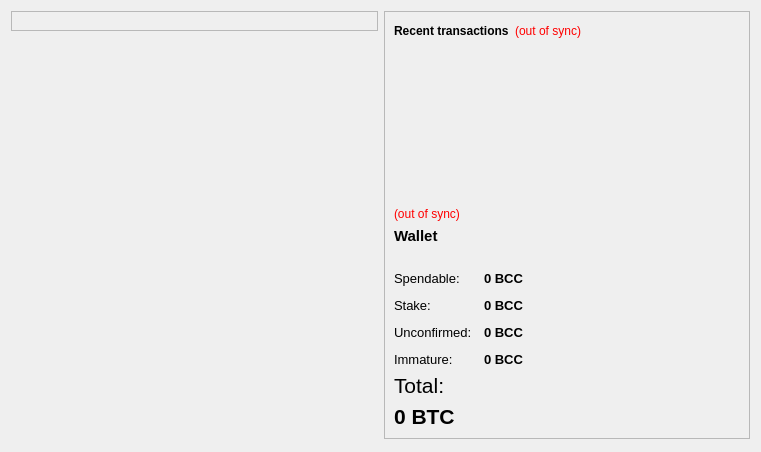
Above: src/qt/forms/overviewpage.ui from owner232/USDEX before the change. Below: the same form after it.
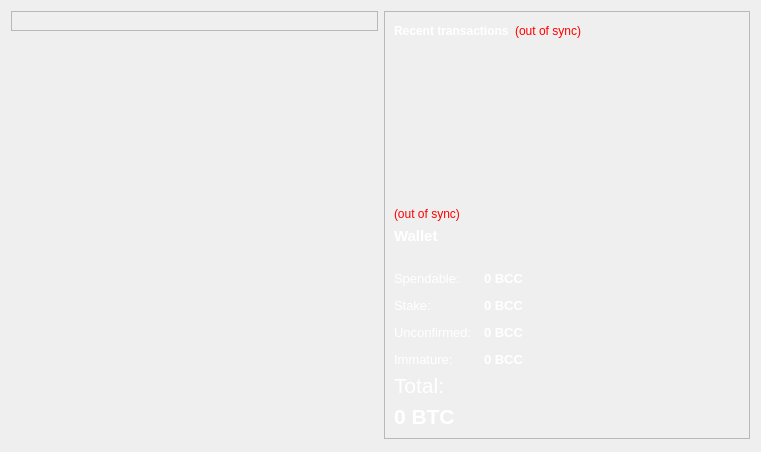
That is the form after the change.

```diff
--- a/src/qt/forms/overviewpage.ui
+++ b/src/qt/forms/overviewpage.ui
@@ -61,6 +61,43 @@
          <layout class="QHBoxLayout" name="horizontalLayout_2">
           <item>
            <widget class="QLabel" name="label_4">
+            <property name="palette">
+             <palette>
+              <active>
+               <colorrole role="WindowText">
+                <brush brushstyle="SolidPattern">
+                 <color alpha="255">
+                  <red>255</red>
+                  <green>255</green>
+                  <blue>255</blue>
+                 </color>
+                </brush>
+               </colorrole>
+              </active>
+              <inactive>
+               <colorrole role="WindowText">
+                <brush brushstyle="SolidPattern">
+                 <color alpha="255">
+                  <red>255</red>
+                  <green>255</green>
+                  <blue>255</blue>
+                 </color>
+                </brush>
+               </colorrole>
+              </inactive>
+              <disabled>
+               <colorrole role="WindowText">
+                <brush brushstyle="SolidPattern">
+                 <color alpha="255">
+                  <red>120</red>
+                  <green>120</green>
+                  <blue>120</blue>
+                 </color>
+                </brush>
+               </colorrole>
+              </disabled>
+             </palette>
+            </property>
             <property name="text">
              <string>&lt;b&gt;Recent transactions&lt;/b&gt;</string>
             </property>
@@ -134,6 +171,43 @@
         </item>
         <item>
          <widget class="QLabel" name="label_5">
+          <property name="palette">
+           <palette>
+            <active>
+             <colorrole role="WindowText">
+              <brush brushstyle="SolidPattern">
+               <color alpha="255">
+                <red>255</red>
+                <green>255</green>
+                <blue>255</blue>
+               </color>
+              </brush>
+             </colorrole>
+            </active>
+            <inactive>
+             <colorrole role="WindowText">
+              <brush brushstyle="SolidPattern">
+               <color alpha="255">
+                <red>255</red>
+                <green>255</green>
+                <blue>255</blue>
+               </color>
+              </brush>
+             </colorrole>
+            </inactive>
+            <disabled>
+             <colorrole role="WindowText">
+              <brush brushstyle="SolidPattern">
+               <color alpha="255">
+                <red>120</red>
+                <green>120</green>
+                <blue>120</blue>
+               </color>
+              </brush>
+             </colorrole>
+            </disabled>
+           </palette>
+          </property>
           <property name="font">
            <font>
             <pointsize>11</pointsize>
@@ -172,6 +246,43 @@
           </property>
           <item row="0" column="0">
            <widget class="QLabel" name="label">
+            <property name="palette">
+             <palette>
+              <active>
+               <colorrole role="WindowText">
+                <brush brushstyle="SolidPattern">
+                 <color alpha="255">
+                  <red>255</red>
+                  <green>255</green>
+                  <blue>255</blue>
+                 </color>
+                </brush>
+               </colorrole>
+              </active>
+              <inactive>
+               <colorrole role="WindowText">
+                <brush brushstyle="SolidPattern">
+                 <color alpha="255">
+                  <red>255</red>
+                  <green>255</green>
+                  <blue>255</blue>
+                 </color>
+                </brush>
+               </colorrole>
+              </inactive>
+              <disabled>
+               <colorrole role="WindowText">
+                <brush brushstyle="SolidPattern">
+                 <color alpha="255">
+                  <red>120</red>
+                  <green>120</green>
+                  <blue>120</blue>
+                 </color>
+                </brush>
+               </colorrole>
+              </disabled>
+             </palette>
+            </property>
             <property name="font">
              <font>
               <pointsize>10</pointsize>
@@ -184,6 +295,43 @@
           </item>
           <item row="0" column="1">
            <widget class="QLabel" name="labelBalance">
+            <property name="palette">
+             <palette>
+              <active>
+               <colorrole role="WindowText">
+                <brush brushstyle="SolidPattern">
+                 <color alpha="255">
+                  <red>255</red>
+                  <green>255</green>
+                  <blue>255</blue>
+                 </color>
+                </brush>
+               </colorrole>
+              </active>
+              <inactive>
+               <colorrole role="WindowText">
+                <brush brushstyle="SolidPattern">
+                 <color alpha="255">
+                  <red>255</red>
+                  <green>255</green>
+                  <blue>255</blue>
+                 </color>
+                </brush>
+               </colorrole>
+              </inactive>
+              <disabled>
+               <colorrole role="WindowText">
+                <brush brushstyle="SolidPattern">
+                 <color alpha="255">
+                  <red>120</red>
+                  <green>120</green>
+                  <blue>120</blue>
+                 </color>
+                </brush>
+               </colorrole>
+              </disabled>
+             </palette>
+            </property>
             <property name="font">
              <font>
               <pointsize>10</pointsize>
@@ -207,6 +355,43 @@
           </item>
           <item row="1" column="0">
            <widget class="QLabel" name="label_6">
+            <property name="palette">
+             <palette>
+              <active>
+               <colorrole role="WindowText">
+                <brush brushstyle="SolidPattern">
+                 <color alpha="255">
+                  <red>255</red>
+                  <green>255</green>
+                  <blue>255</blue>
+                 </color>
+                </brush>
+               </colorrole>
+              </active>
+              <inactive>
+               <colorrole role="WindowText">
+                <brush brushstyle="SolidPattern">
+                 <color alpha="255">
+                  <red>255</red>
+                  <green>255</green>
+                  <blue>255</blue>
+                 </color>
+                </brush>
+               </colorrole>
+              </inactive>
+              <disabled>
+               <colorrole role="WindowText">
+                <brush brushstyle="SolidPattern">
+                 <color alpha="255">
+                  <red>120</red>
+                  <green>120</green>
+                  <blue>120</blue>
+                 </color>
+                </brush>
+               </colorrole>
+              </disabled>
+             </palette>
+            </property>
             <property name="font">
              <font>
               <pointsize>10</pointsize>
@@ -219,6 +404,43 @@
           </item>
           <item row="1" column="1">
            <widget class="QLabel" name="labelStake">
+            <property name="palette">
+             <palette>
+              <active>
+               <colorrole role="WindowText">
+                <brush brushstyle="SolidPattern">
+                 <color alpha="255">
+                  <red>255</red>
+                  <green>255</green>
+                  <blue>255</blue>
+                 </color>
+                </brush>
+               </colorrole>
+              </active>
+              <inactive>
+               <colorrole role="WindowText">
+                <brush brushstyle="SolidPattern">
+                 <color alpha="255">
+                  <red>255</red>
+                  <green>255</green>
+                  <blue>255</blue>
+                 </color>
+                </brush>
+               </colorrole>
+              </inactive>
+              <disabled>
+               <colorrole role="WindowText">
+                <brush brushstyle="SolidPattern">
+                 <color alpha="255">
+                  <red>120</red>
+                  <green>120</green>
+                  <blue>120</blue>
+                 </color>
+                </brush>
+               </colorrole>
+              </disabled>
+             </palette>
+            </property>
             <property name="font">
              <font>
               <pointsize>10</pointsize>
@@ -242,6 +464,43 @@
           </item>
           <item row="2" column="0">
            <widget class="QLabel" name="label_3">
+            <property name="palette">
+             <palette>
+              <active>
+               <colorrole role="WindowText">
+                <brush brushstyle="SolidPattern">
+                 <color alpha="255">
+                  <red>255</red>
+                  <green>255</green>
+                  <blue>255</blue>
+                 </color>
+                </brush>
+               </colorrole>
+              </active>
+              <inactive>
+               <colorrole role="WindowText">
+                <brush brushstyle="SolidPattern">
+                 <color alpha="255">
+                  <red>255</red>
+                  <green>255</green>
+                  <blue>255</blue>
+                 </color>
+                </brush>
+               </colorrole>
+              </inactive>
+              <disabled>
+               <colorrole role="WindowText">
+                <brush brushstyle="SolidPattern">
+                 <color alpha="255">
+                  <red>120</red>
+                  <green>120</green>
+                  <blue>120</blue>
+                 </color>
+                </brush>
+               </colorrole>
+              </disabled>
+             </palette>
+            </property>
             <property name="font">
              <font>
               <pointsize>10</pointsize>
@@ -254,6 +513,43 @@
           </item>
           <item row="2" column="1">
            <widget class="QLabel" name="labelUnconfirmed">
+            <property name="palette">
+             <palette>
+              <active>
+               <colorrole role="WindowText">
+                <brush brushstyle="SolidPattern">
+                 <color alpha="255">
+                  <red>255</red>
+                  <green>255</green>
+                  <blue>255</blue>
+                 </color>
+                </brush>
+               </colorrole>
+              </active>
+              <inactive>
+               <colorrole role="WindowText">
+                <brush brushstyle="SolidPattern">
+                 <color alpha="255">
+                  <red>255</red>
+                  <green>255</green>
+                  <blue>255</blue>
+                 </color>
+                </brush>
+               </colorrole>
+              </inactive>
+              <disabled>
+               <colorrole role="WindowText">
+                <brush brushstyle="SolidPattern">
+                 <color alpha="255">
+                  <red>120</red>
+                  <green>120</green>
+                  <blue>120</blue>
+                 </color>
+                </brush>
+               </colorrole>
+              </disabled>
+             </palette>
+            </property>
             <property name="font">
              <font>
               <pointsize>10</pointsize>
@@ -277,6 +573,43 @@
           </item>
           <item row="3" column="0">
            <widget class="QLabel" name="labelImmatureText">
+            <property name="palette">
+             <palette>
+              <active>
+               <colorrole role="WindowText">
+                <brush brushstyle="SolidPattern">
+                 <color alpha="255">
+                  <red>255</red>
+                  <green>255</green>
+                  <blue>255</blue>
+                 </color>
+                </brush>
+               </colorrole>
+              </active>
+              <inactive>
+               <colorrole role="WindowText">
+                <brush brushstyle="SolidPattern">
+                 <color alpha="255">
+                  <red>255</red>
+                  <green>255</green>
+                  <blue>255</blue>
+                 </color>
+                </brush>
+               </colorrole>
+              </inactive>
+              <disabled>
+               <colorrole role="WindowText">
+                <brush brushstyle="SolidPattern">
+                 <color alpha="255">
+                  <red>120</red>
+                  <green>120</green>
+                  <blue>120</blue>
+                 </color>
+                </brush>
+               </colorrole>
+              </disabled>
+             </palette>
+            </property>
             <property name="font">
              <font>
               <pointsize>10</pointsize>
@@ -289,6 +622,43 @@
           </item>
           <item row="3" column="1">
            <widget class="QLabel" name="labelImmature">
+            <property name="palette">
+             <palette>
+              <active>
+               <colorrole role="WindowText">
+                <brush brushstyle="SolidPattern">
+                 <color alpha="255">
+                  <red>255</red>
+                  <green>255</green>
+                  <blue>255</blue>
+                 </color>
+                </brush>
+               </colorrole>
+              </active>
+              <inactive>
+               <colorrole role="WindowText">
+                <brush brushstyle="SolidPattern">
+                 <color alpha="255">
+                  <red>255</red>
+                  <green>255</green>
+                  <blue>255</blue>
+                 </color>
+                </brush>
+               </colorrole>
+              </inactive>
+              <disabled>
+               <colorrole role="WindowText">
+                <brush brushstyle="SolidPattern">
+                 <color alpha="255">
+                  <red>120</red>
+                  <green>120</green>
+                  <blue>120</blue>
+                 </color>
+                </brush>
+               </colorrole>
+              </disabled>
+             </palette>
+            </property>
             <property name="font">
              <font>
               <pointsize>10</pointsize>
@@ -311,6 +681,43 @@
         </item>
         <item>
          <widget class="QLabel" name="labelTotalText">
+          <property name="palette">
+           <palette>
+            <active>
+             <colorrole role="WindowText">
+              <brush brushstyle="SolidPattern">
+               <color alpha="255">
+                <red>255</red>
+                <green>255</green>
+                <blue>255</blue>
+               </color>
+              </brush>
+             </colorrole>
+            </active>
+            <inactive>
+             <colorrole role="WindowText">
+              <brush brushstyle="SolidPattern">
+               <color alpha="255">
+                <red>255</red>
+                <green>255</green>
+                <blue>255</blue>
+               </color>
+              </brush>
+             </colorrole>
+            </inactive>
+            <disabled>
+             <colorrole role="WindowText">
+              <brush brushstyle="SolidPattern">
+               <color alpha="255">
+                <red>120</red>
+                <green>120</green>
+                <blue>120</blue>
+               </color>
+              </brush>
+             </colorrole>
+            </disabled>
+           </palette>
+          </property>
           <property name="font">
            <font>
             <family>Arial</family>
@@ -324,6 +731,43 @@
         </item>
         <item>
          <widget class="QLabel" name="labelTotal">
+          <property name="palette">
+           <palette>
+            <active>
+             <colorrole role="WindowText">
+              <brush brushstyle="SolidPattern">
+               <color alpha="255">
+                <red>255</red>
+                <green>255</green>
+                <blue>255</blue>
+               </color>
+              </brush>
+             </colorrole>
+            </active>
+            <inactive>
+             <colorrole role="WindowText">
+              <brush brushstyle="SolidPattern">
+               <color alpha="255">
+                <red>255</red>
+                <green>255</green>
+                <blue>255</blue>
+               </color>
+              </brush>
+             </colorrole>
+            </inactive>
+            <disabled>
+             <colorrole role="WindowText">
+              <brush brushstyle="SolidPattern">
+               <color alpha="255">
+                <red>120</red>
+                <green>120</green>
+                <blue>120</blue>
+               </color>
+              </brush>
+             </colorrole>
+            </disabled>
+           </palette>
+          </property>
           <property name="font">
            <font>
             <family>Arial</family>
```
Left out of the diff: 317 changed lines with no effect on the pictures.
